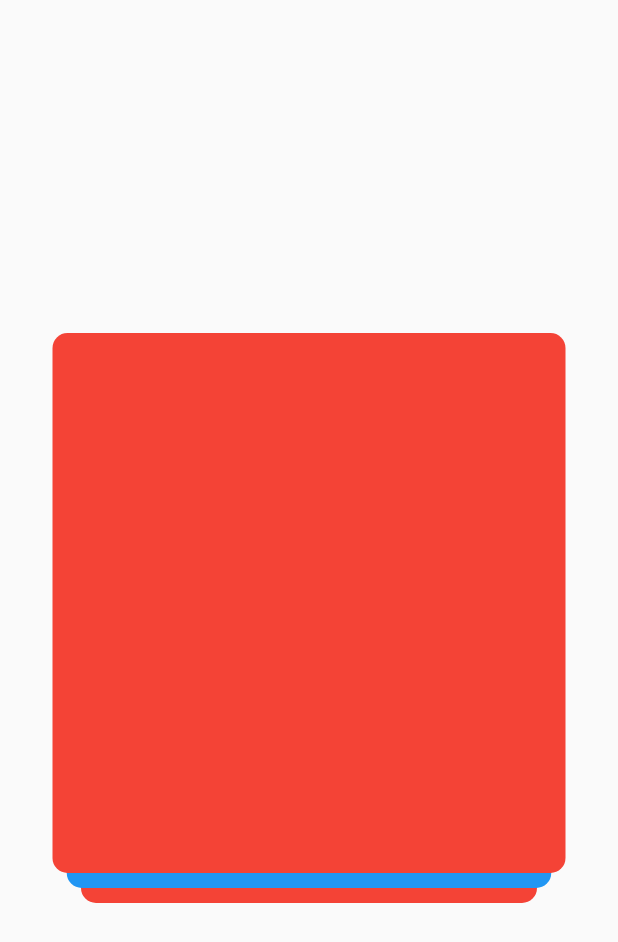
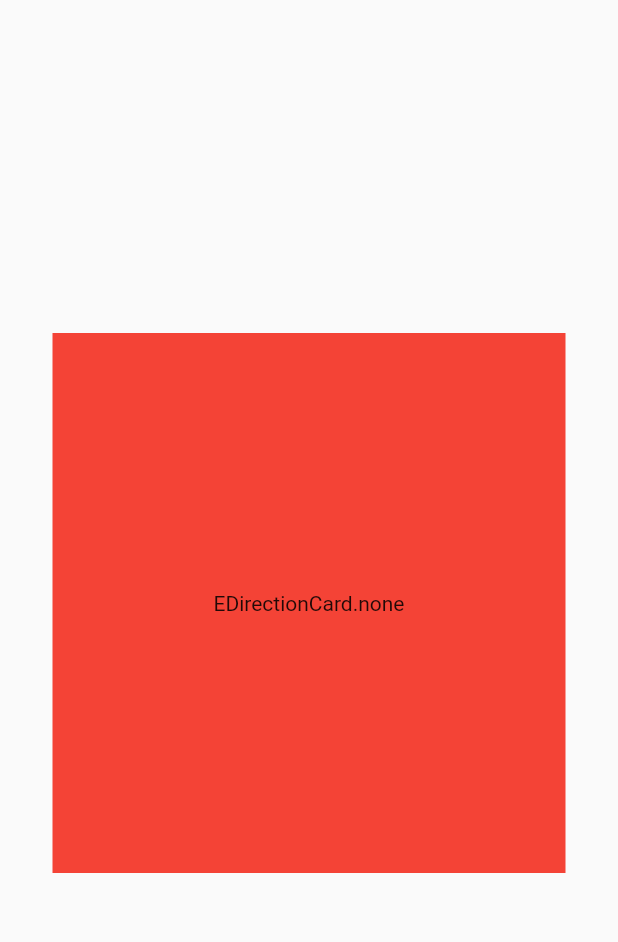
Before and after one commit to Joelnicolass/ghgod, a Flutter app: the screen it shows after launch, on a phone screen of 412 x 824 dp. Shown: the top 942 px of the screen. Run offline on Flutter 3.47's test engine with Material 2 defaults, Android fonts, the phone set to English and light mode, and no system bars; drawn by our look-alikes of tcard; our stand-ins replace bloc, equatable, flutter_bloc.

Commit message:
test card handler

```diff
--- /dev/null
+++ b/lib/features/card/ui/CardGame.dart
@@ -0,0 +1,27 @@
+import 'package:flutter/cupertino.dart';
+import 'package:flutter/material.dart';
+import 'package:flutter_bloc/flutter_bloc.dart';
+import 'package:gh_god/features/card_handler/domain/direction_card.enum.dart';
+import 'package:gh_god/features/card_handler/ui/bloc/card_handler_bloc.dart';
+
+class CardGH extends StatelessWidget {
+  const CardGH({super.key});
+
+  @override
+  Widget build(BuildContext context) {
+    return BlocBuilder<CardHandlerBloc, CardHandlerState>(
+      builder: (_, state) {
+        return Container(
+          color: state.directionCard == EDirectionCard.none
+              ? Colors.red
+              : state.directionCard == EDirectionCard.right
+                  ? Colors.green
+                  : Colors.blue,
+          child: Center(
+            child: Text(state.directionCard.toString()),
+          ),
+        );
+      },
+    );
+  }
+}
--- /dev/null
+++ b/lib/features/card_handler/domain/direction_card.enum.dart
@@ -0,0 +1 @@
+enum EDirectionCard { left, right, none }
--- /dev/null
+++ b/lib/features/card_handler/ui/bloc/card_handler_bloc.dart
@@ -0,0 +1,19 @@
+import 'package:bloc/bloc.dart';
+import 'package:equatable/equatable.dart';
+import 'package:gh_god/features/card_handler/domain/direction_card.enum.dart';
+
+part 'card_handler_event.dart';
+part 'card_handler_state.dart';
+
+class CardHandlerBloc extends Bloc<CardHandlerEvent, CardHandlerState> {
+  CardHandlerBloc() : super(const CardHandlerState()) {
+    on<OnCardHandlerEvent_DirectionCard>(_onDirectionCard);
+  }
+
+  void _onDirectionCard(
+      OnCardHandlerEvent_DirectionCard event, Emitter<CardHandlerState> emit) {
+    emit(state.copyWith(
+      directionCard: event.directionCard,
+    ));
+  }
+}
--- /dev/null
+++ b/lib/features/card_handler/ui/bloc/card_handler_event.dart
@@ -0,0 +1,19 @@
+// ignore_for_file: camel_case_types
+
+part of 'card_handler_bloc.dart';
+
+abstract class CardHandlerEvent extends Equatable {
+  const CardHandlerEvent();
+
+  @override
+  List<Object> get props => [];
+}
+
+class OnCardHandlerEvent_DirectionCard extends CardHandlerEvent {
+  final EDirectionCard directionCard;
+
+  const OnCardHandlerEvent_DirectionCard({required this.directionCard});
+
+  @override
+  List<Object> get props => [directionCard];
+}
--- /dev/null
+++ b/lib/features/card_handler/ui/bloc/card_handler_state.dart
@@ -0,0 +1,20 @@
+part of 'card_handler_bloc.dart';
+
+class CardHandlerState extends Equatable {
+  final EDirectionCard directionCard;
+
+  const CardHandlerState({
+    this.directionCard = EDirectionCard.none,
+  });
+
+  CardHandlerState copyWith({
+    EDirectionCard? directionCard,
+  }) {
+    return CardHandlerState(
+      directionCard: directionCard ?? this.directionCard,
+    );
+  }
+
+  @override
+  List<Object> get props => [directionCard];
+}
--- a/lib/features/card_handler/ui/card_handler.dart
+++ b/lib/features/card_handler/ui/card_handler.dart
@@ -1,21 +1,11 @@
 import 'package:flutter/material.dart';
+import 'package:flutter_bloc/flutter_bloc.dart';
+import 'package:gh_god/features/card/di/getCard_di.dart';
+import 'package:gh_god/features/card/domain/entity/card.dart';
+import 'package:gh_god/features/card/ui/CardGame.dart';
+import 'package:gh_god/features/card_handler/domain/direction_card.enum.dart';
+import 'package:gh_god/features/card_handler/ui/bloc/card_handler_bloc.dart';
 import 'package:tcard/tcard.dart';
-
-generateCards(quantity) {
-  List<Widget> cards = [];
-
-  for (var i = 0; i < quantity; i++) {
-    cards.add(
-      Container(
-        decoration: BoxDecoration(
-          color: i % 2 == 0 ? Colors.red : Colors.blue,
-          borderRadius: BorderRadius.circular(10),
-        ),
-      ),
-    );
-  }
-  return cards;
-}
 
 class CardHandler extends StatelessWidget {
   const CardHandler({super.key});
@@ -24,26 +14,42 @@ class CardHandler extends StatelessWidget {
   Widget build(BuildContext context) {
     final controller = TCardController();
 
+    return BlocBuilder<CardHandlerBloc, CardHandlerState>(
+      builder: (_, state) {
+        final EDirectionCard directionCard = state.directionCard;
+
         return Listener(
           onPointerMove: (event) {
             //right
             if (event.delta.dx > 0) {
-          print('right');
+              context.read<CardHandlerBloc>().add(
+                    const OnCardHandlerEvent_DirectionCard(
+                      directionCard: EDirectionCard.right,
+                    ),
+                  );
             }
 
             //left
             if (event.delta.dx < 0) {
-          print('left');
+              context.read<CardHandlerBloc>().add(
+                    const OnCardHandlerEvent_DirectionCard(
+                      directionCard: EDirectionCard.left,
+                    ),
+                  );
             }
           },
+          onPointerUp: (event) {
+            context.read<CardHandlerBloc>().add(
+                  const OnCardHandlerEvent_DirectionCard(
+                    directionCard: EDirectionCard.none,
+                  ),
+                );
+          },
           child: TCard(
-        cards: generateCards(10),
+            cards: [CardGH()],
             controller: controller,
             onForward: (index, info) {
               print('adelante');
-        },
-        onBack: (index, info) {
-          print('atras');
             },
             lockYAxis: true,
             onEnd: () {
@@ -51,5 +57,7 @@ class CardHandler extends StatelessWidget {
             },
           ),
         );
+      },
+    );
   }
 }
```
Also changed, not shown: lib/core/providers/providers_handler.dart (added, +14 -0 lines), lib/features/card/data/adapters/card_adapter.dart (added, +16 -0 lines), lib/features/card/data/data_source/local.dart (added, +30 -0 lines), lib/features/card/data/services/card_services.dart (added, +17 -0 lines), lib/features/card/di/getCard_di.dart (added, +15 -0 lines), lib/features/card/domain/entity/card.dart (added, +21 -0 lines), lib/features/card/domain/repositories/card_repository.dart (added, +7 -0 lines), lib/features/card/domain/usecases/get_card_usecase.dart (added, +12 -0 lines), lib/features/card/ui/bloc/card_game_bloc.dart (added, +13 -0 lines), lib/features/card/ui/bloc/card_game_event.dart (added, +8 -0 lines), lib/features/card/ui/bloc/card_game_state.dart (added, +8 -0 lines), lib/main.dart (+3 -4 lines), lib/features/card/domain/usecases/get_info_card.dart (added). Lines whose indentation alone changed are shown as unchanged.
